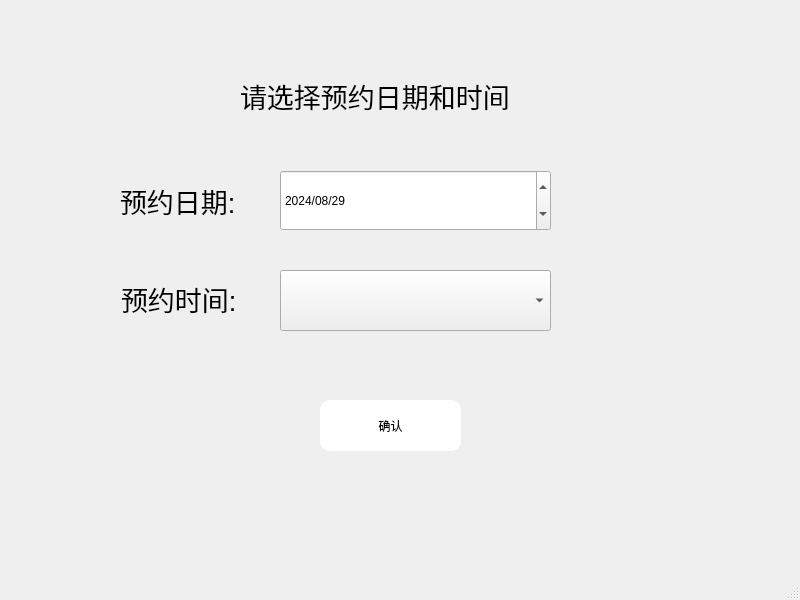
Old version of the form demo1/guahao.ui in the repository KeviaWang/work.
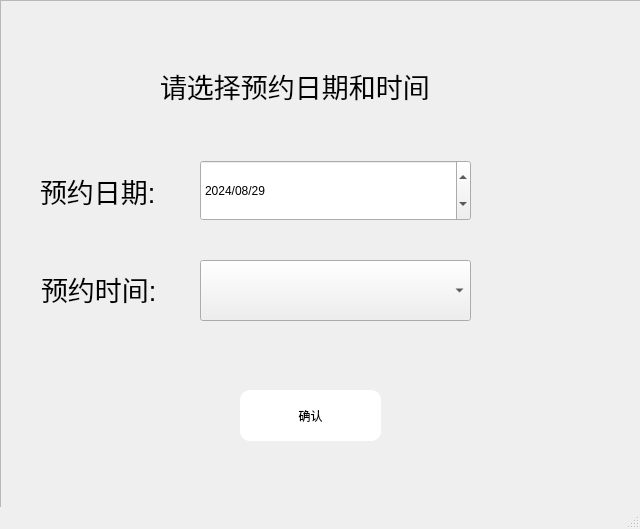
New version of the form. Icons and pictures are not drawn.

```diff
--- a/demo1/guahao.ui
+++ b/demo1/guahao.ui
@@ -6,8 +6,8 @@
    <rect>
     <x>0</x>
     <y>0</y>
-    <width>800</width>
-    <height>600</height>
+    <width>640</width>
+    <height>529</height>
    </rect>
   </property>
   <property name="windowTitle">
@@ -19,29 +19,47 @@
 </string>
   </property>
   <widget class="QWidget" name="centralwidget">
-   <widget class="QLabel" name="label">
+   <widget class="QFrame" name="frame">
+    <property name="geometry">
+     <rect>
+      <x>0</x>
+      <y>0</y>
+      <width>641</width>
+      <height>511</height>
+     </rect>
+    </property>
+    <property name="styleSheet">
+     <string notr="true">#frame{border-image: url(:/new/prefix1/back/蓝色渐变.jpg);}</string>
+    </property>
+    <property name="frameShape">
+     <enum>QFrame::StyledPanel</enum>
+    </property>
+    <property name="frameShadow">
+     <enum>QFrame::Raised</enum>
+    </property>
+    <widget class="QPushButton" name="pushButton">
     <property name="geometry">
      <rect>
       <x>240</x>
-      <y>60</y>
-      <width>271</width>
-      <height>71</height>
-     </rect>
-    </property>
-    <property name="font">
-     <font>
-      <pointsize>20</pointsize>
-     </font>
+       <y>390</y>
+       <width>141</width>
+       <height>51</height>
+      </rect>
+     </property>
+     <property name="styleSheet">
+      <string notr="true">#pushButton{border-radius:10px;}
+#pushButton{background-color: rgb(255, 255, 255);}
+</string>
     </property>
     <property name="text">
-     <string>请选择预约日期和时间</string>
+      <string>确认</string>
     </property>
    </widget>
    <widget class="QLabel" name="label_2">
     <property name="geometry">
      <rect>
-      <x>120</x>
-      <y>180</y>
+       <x>40</x>
+       <y>170</y>
       <width>191</width>
       <height>41</height>
      </rect>
@@ -55,11 +73,21 @@
      <string>预约日期:</string>
     </property>
    </widget>
+    <widget class="QComboBox" name="comboBox">
+     <property name="geometry">
+      <rect>
+       <x>200</x>
+       <y>260</y>
+       <width>271</width>
+       <height>61</height>
+      </rect>
+     </property>
+    </widget>
    <widget class="QDateEdit" name="dateEdit">
     <property name="geometry">
      <rect>
-      <x>280</x>
-      <y>170</y>
+       <x>200</x>
+       <y>160</y>
       <width>271</width>
       <height>61</height>
      </rect>
@@ -78,8 +106,8 @@
    <widget class="QLabel" name="label_3">
     <property name="geometry">
      <rect>
-      <x>121</x>
-      <y>278</y>
+       <x>41</x>
+       <y>268</y>
       <width>191</width>
       <height>41</height>
      </rect>
@@ -93,33 +121,24 @@
      <string>预约时间:</string>
     </property>
    </widget>
-   <widget class="QComboBox" name="comboBox">
+    <widget class="QLabel" name="label">
     <property name="geometry">
      <rect>
-      <x>280</x>
-      <y>270</y>
+       <x>160</x>
+       <y>50</y>
       <width>271</width>
-      <height>61</height>
-     </rect>
-    </property>
-   </widget>
-   <widget class="QPushButton" name="pushButton">
-    <property name="geometry">
-     <rect>
-      <x>320</x>
-      <y>400</y>
-      <width>141</width>
-      <height>51</height>
-     </rect>
-    </property>
-    <property name="styleSheet">
-     <string notr="true">#pushButton{border-radius:10px;}
-#pushButton{background-color: rgb(255, 255, 255);}
-</string>
+       <height>71</height>
+      </rect>
+     </property>
+     <property name="font">
+      <font>
+       <pointsize>20</pointsize>
+      </font>
     </property>
     <property name="text">
-     <string>确认</string>
-    </property>
+      <string>请选择预约日期和时间</string>
+     </property>
+    </widget>
    </widget>
   </widget>
   <widget class="QMenuBar" name="menubar">
```
Left out of the diff: 8 changed lines with no effect on the pictures. Lines whose indentation alone changed are shown as unchanged.
